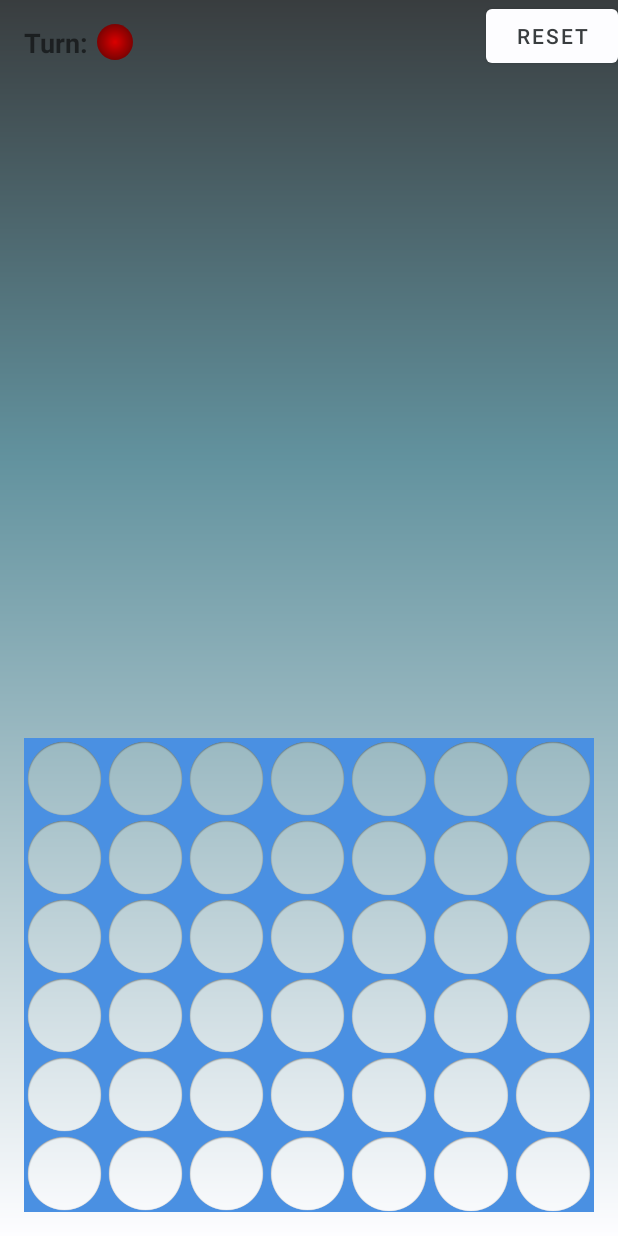
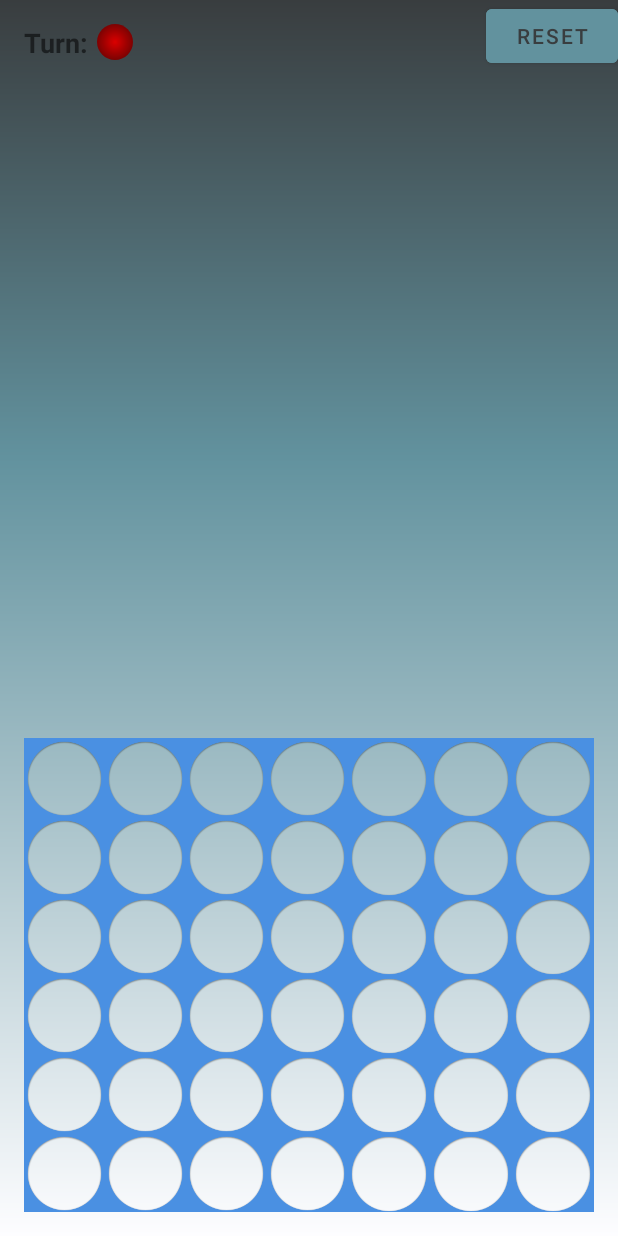
Before and after one commit to ConnorSMixon/Connect_4_App, an Android app: the GameActivity screen opened directly, with no data from a screen before it, on a phone screen of 412 x 824 dp. Run offline under Robolectric (Android 15) with nearby library versions, the light colour scheme and no system bars.

Commit message:
Commiting Game Activity

```diff
--- a/app/src/main/res/layout/activity_game.xml
+++ b/app/src/main/res/layout/activity_game.xml
@@ -3,11 +3,14 @@
     android:layout_height="match_parent"
     android:clipChildren="false"
     android:background="@drawable/gradient_background">
+
     <Button
+
         android:layout_width="wrap_content"
         android:layout_height="wrap_content"
         android:layout_alignParentRight="true"
         android:text="Reset"
+        android:backgroundTint="@color/blue"
         android:id="@+id/reset_button"/>
     <LinearLayout
         android:layout_width="wrap_content"
--- a/app/src/main/res/values/colors.xml
+++ b/app/src/main/res/values/colors.xml
@@ -6,4 +6,8 @@
     <color name="board_bg">#4A90E2</color>
     <color name="secondary_player">#FFD918</color>
     <color name="primary_player">#FF000B</color>
+    <style name="Button.Color" parent="ThemeOverlay.AppCompat">
+        <item name="colorAccent">@android:color/holo_red_dark</item>
+    </style>
+
 </resources>
```
